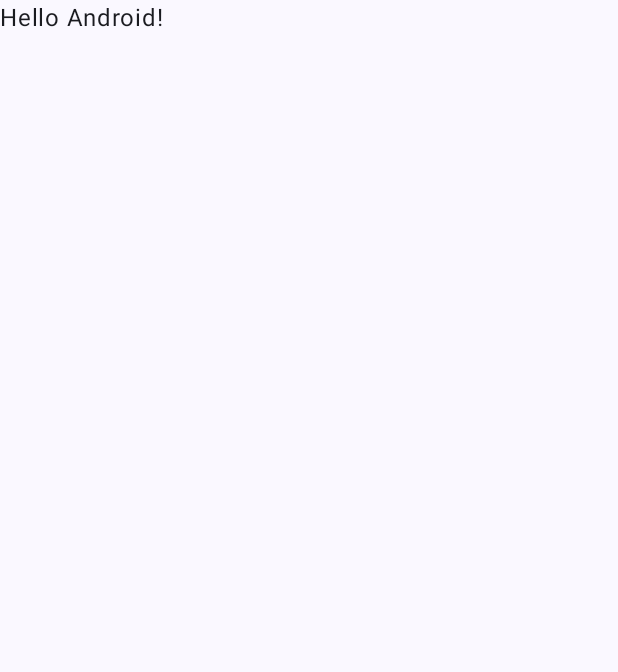
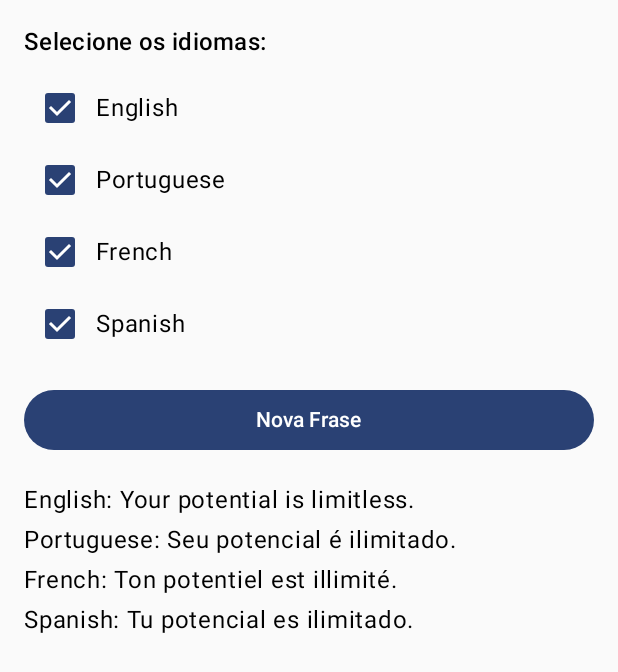
Before and after one commit to CarlosHenriqueMarques/InspireMePolyglot, an Android app built with Jetpack Compose: the screen it shows after launch (MainActivity), on a phone screen of 412 x 824 dp. Before the commit the part shown is almost empty. Shown: the top 672 px of the screen. Run offline under Robolectric (Android 15) with nearby library versions, the phone set to English and light mode, and no system bars.

Commit message:
Adding first page + phrases

```diff
--- a/app/src/main/java/com/example/inspiremepolyglot/MainActivity.kt
+++ b/app/src/main/java/com/example/inspiremepolyglot/MainActivity.kt
@@ -11,6 +11,7 @@ import androidx.compose.material3.Text
 import androidx.compose.runtime.Composable
 import androidx.compose.ui.Modifier
 import androidx.compose.ui.tooling.preview.Preview
+import com.example.inspiremepolyglot.ui.screen.PhrasesScreen
 import com.example.inspiremepolyglot.ui.theme.InspireMePolyglotTheme
 
 class MainActivity : ComponentActivity() {
@@ -18,14 +19,18 @@ class MainActivity : ComponentActivity() {
         super.onCreate(savedInstanceState)
         enableEdgeToEdge()
         setContent {
+//            InspireMePolyglotTheme {
+//                Scaffold(modifier = Modifier.fillMaxSize()) { innerPadding ->
+//                    Greeting(
+//                        name = "Android",
+//                        modifier = Modifier.padding(innerPadding)
+//                    )
+//                }
+//            }
             InspireMePolyglotTheme {
-                Scaffold(modifier = Modifier.fillMaxSize()) { innerPadding ->
-                    Greeting(
-                        name = "Android",
-                        modifier = Modifier.padding(innerPadding)
-                    )
-                }
+                PhrasesScreen(context = this)
             }
+
         }
     }
 }
--- a/app/src/main/java/com/example/inspiremepolyglot/data/Phrase.kt
+++ /dev/null
@@ -1,6 +0,0 @@
-package com.example.inspiremepolyglot.data
-
-data class Phrase (
-    val id: Int,
-    val text: String
-)
--- /dev/null
+++ b/app/src/main/java/com/example/inspiremepolyglot/data/model/PhraseList.kt
@@ -0,0 +1,8 @@
+package com.example.inspiremepolyglot.data.model
+
+data class PhraseList(
+    val english: List<String>,
+    val portuguese: List<String>,
+    val french: List<String>,
+    val spanish: List<String>
+)
--- /dev/null
+++ b/app/src/main/java/com/example/inspiremepolyglot/ui/screen/PhrasesScreen.kt
@@ -0,0 +1,98 @@
+package com.example.inspiremepolyglot.ui.screen
+
+import android.content.Context
+import androidx.compose.foundation.layout.*
+import androidx.compose.material3.*
+import androidx.compose.runtime.*
+import androidx.compose.ui.Modifier
+import androidx.compose.ui.unit.dp
+import com.example.inspiremepolyglot.data.model.PhraseList
+import  com.example.inspiremepolyglot.utils.JsonUtils
+import kotlin.random.Random
+
+@Composable
+fun PhrasesScreen(context: Context) {
+    val phraseList = remember { JsonUtils.loadPhrases(context) }
+
+    val languages = listOf("English", "Portuguese", "French", "Spanish")
+
+    // ✅ Já inicia com todos os idiomas selecionados
+    val selectedLanguages = remember { mutableStateListOf(*languages.toTypedArray()) }
+
+    // ✅ Armazena o índice atual da frase
+    var currentPhraseIndex by remember { mutableStateOf(0) }
+
+    // ✅ Calcula o número máximo de frases disponíveis (mínimo entre todos os idiomas)
+    val maxIndex = remember(phraseList) {
+        phraseList?.let {
+            minOf(
+                it.english.size,
+                it.portuguese.size,
+                it.french.size,
+                it.spanish.size
+            ) - 1
+        } ?: 0
+    }
+
+    // ✅ Gera nova frase só no botão
+    fun generateNewPhraseIndex() {
+        currentPhraseIndex = (0..maxIndex).random()
+    }
+
+    // ✅ Gera a primeira frase ao iniciar
+    LaunchedEffect(Unit) {
+        generateNewPhraseIndex()
+    }
+
+    Column(modifier = Modifier.padding(16.dp)) {
+        Text("Selecione os idiomas:", style = MaterialTheme.typography.titleMedium)
+        Spacer(modifier = Modifier.height(8.dp))
+
+        languages.forEach { lang ->
+            Row(
+                modifier = Modifier.fillMaxWidth(),
+                verticalAlignment = androidx.compose.ui.Alignment.CenterVertically
+            ) {
+                Checkbox(
+                    checked = selectedLanguages.contains(lang),
+                    onCheckedChange = { isChecked ->
+                        if (isChecked) selectedLanguages.add(lang)
+                        else selectedLanguages.remove(lang)
+                    }
+                )
+                Text(text = lang)
+            }
+        }
+
+        Spacer(modifier = Modifier.height(16.dp))
+
+        Button(
+            onClick = { generateNewPhraseIndex() },
+            modifier = Modifier.fillMaxWidth()
+        ) {
+            Text("Nova Frase")
+        }
+
+        Spacer(modifier = Modifier.height(16.dp))
+
+        phraseList?.let {
+            selectedLanguages.forEach { lang ->
+                val phrase = when (lang) {
+                    "English" -> it.english.getOrNull(currentPhraseIndex)
+                    "Portuguese" -> it.portuguese.getOrNull(currentPhraseIndex)
+                    "French" -> it.french.getOrNull(currentPhraseIndex)
+                    "Spanish" -> it.spanish.getOrNull(currentPhraseIndex)
+                    else -> null
+                }
+
+                phrase?.let { safePhrase ->
+                    Text(
+                        text = "$lang: $safePhrase",
+                        style = MaterialTheme.typography.bodyLarge,
+                        modifier = Modifier.padding(vertical = 4.dp)
+                    )
+                }
+            }
+        }
+    }
+}
--- a/app/src/main/java/com/example/inspiremepolyglot/utils/JsonUtils.kt
+++ b/app/src/main/java/com/example/inspiremepolyglot/utils/JsonUtils.kt
@@ -1,14 +1,14 @@
 package com.example.inspiremepolyglot.utils
 
 import android.content.Context
-import com.example.inspiremepolyglot.data.PhraseSet
+import com.example.inspiremepolyglot.data.model.PhraseList
 import com.google.gson.Gson
 import java.io.InputStreamReader
 
 object JsonUtils {
-    fun loadPhrases(context: Context): PhraseSet {
+    fun loadPhrases(context: Context): PhraseList {
         val inputStream = context.assets.open("phrases.json")
         val reader = InputStreamReader(inputStream)
-        return Gson().fromJson(reader, PhraseSet::class.java)
+        return Gson().fromJson(reader, PhraseList::class.java)
     }
 }
```
Also changed, not shown: app/src/main/assets/phrases.json (+32 -32 lines), app/src/main/java/com/example/inspiremepolyglot/data/PhraseSet.kt (deleted, +0 -8 lines).
